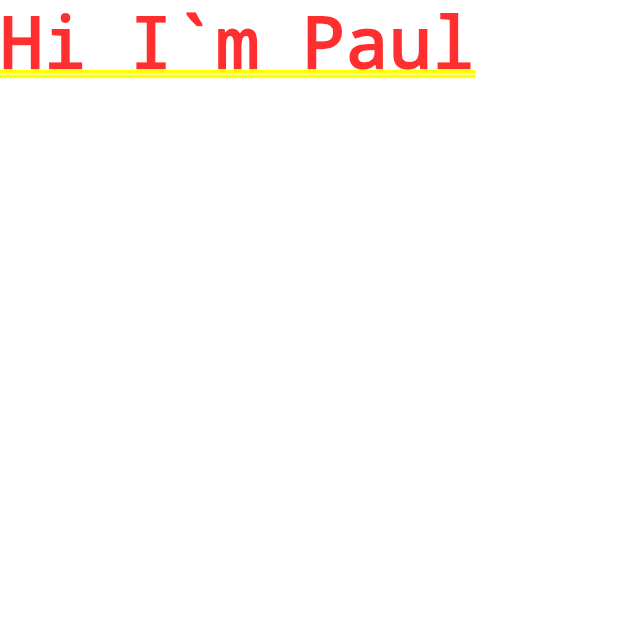
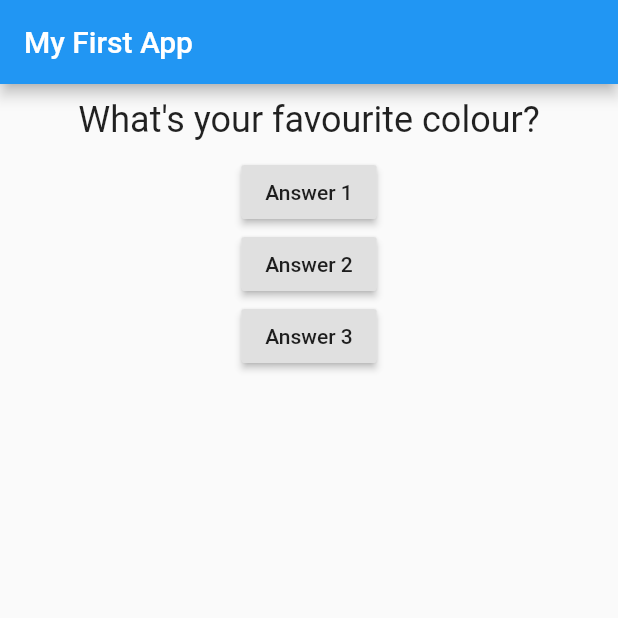
Before and after one commit to omecool107/First_app, a Flutter app: the screen it shows after launch, on a phone screen of 412 x 824 dp, the top half of it. Run offline on Flutter 3.47's test engine with Material 2 defaults, Android fonts, the phone set to English and light mode, and no system bars.

Commit message:
quiz with question widget

```diff
--- a/lib/main.dart
+++ b/lib/main.dart
@@ -1,11 +1,57 @@
 import 'package:flutter/material.dart';
+import './question.dart';
 
-void main(){
- runApp(MyApp());
+void main() => runApp(MyApp());
+
+class MyApp extends StatefulWidget {
+  @override
+  State<StatefulWidget> createState() {
+    // TODO: implement createState
+    return _MyAppState();
+  }
 }
 
-class MyApp extends StatelessWidget{
-  Widget build(BuildContext context){
-      return MaterialApp(home: Text('Hi I`m Paul'),);
-   }
+class _MyAppState extends State<MyApp> {
+  var questionIndex = 0;
+  void answerQuestion() {
+    setState(() {
+     questionIndex++;
+    });
+    print(questionIndex);
+  }
+
+  @override
+  Widget build(BuildContext context) {
+   var questions = [
+     'What\'s your favourite colour?',
+     'What\'s your favourite animal?'
+     ];
+    return MaterialApp(
+      home: Scaffold(
+        appBar: AppBar(
+          title: Text('My First App'),
+        ),
+        body: Column(
+          children: <Widget>[
+            Question(
+              questions[questionIndex]
+              ),
+            RaisedButton(
+              child: Text('Answer 1'),
+              onPressed: answerQuestion,
+            ),
+            RaisedButton(
+              child: Text('Answer 2'),
+              onPressed: answerQuestion,
+            ),
+            RaisedButton(
+              child: Text('Answer 3'),
+              onPressed: answerQuestion,
+            ),
+//        ElevatedButton()
+          ],
+        ),
+      ),
+    );
+  }
 }
--- /dev/null
+++ b/lib/question.dart
@@ -0,0 +1,19 @@
+import 'package:flutter/material.dart';
+
+class Question extends StatelessWidget {
+  final String questionText;
+
+  Question(this.questionText);
+
+  @override
+  Widget build(BuildContext context) {
+    return Container(
+        width: double.infinity,
+        margin: EdgeInsets.all(10),
+        child: Text(
+          questionText,
+          style: TextStyle(fontSize: 24),
+          textAlign: TextAlign.center,
+        ));
+  }
+}
```
